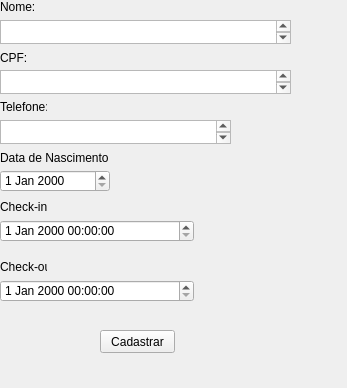
ThomDumont/Projeto-Hotel, file AppHotel/cadastro.ui: the form before one commit.
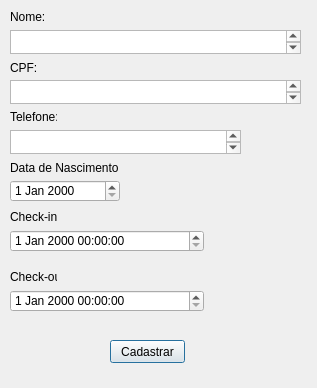
The form after the commit.

```diff
--- a/AppHotel/cadastro.ui
+++ b/AppHotel/cadastro.ui
@@ -1,59 +1,33 @@
 <?xml version="1.0" encoding="UTF-8"?>
 <ui version="4.0">
- <class>Form</class>
- <widget class="QWidget" name="Form">
+ <class>cadastro</class>
+ <widget class="QDialog" name="cadastro">
   <property name="geometry">
    <rect>
     <x>0</x>
     <y>0</y>
-    <width>347</width>
+    <width>317</width>
     <height>388</height>
    </rect>
   </property>
   <property name="windowTitle">
-   <string>Form</string>
+   <string>Dialog</string>
   </property>
-  <widget class="QLabel" name="lblTel">
+  <widget class="QDateTimeEdit" name="dateTimeChout">
    <property name="geometry">
     <rect>
-     <x>0</x>
-     <y>100</y>
-     <width>47</width>
-     <height>13</height>
+     <x>10</x>
+     <y>290</y>
+     <width>194</width>
+     <height>22</height>
     </rect>
-   </property>
-   <property name="text">
-    <string>Telefone:</string>
-   </property>
-  </widget>
-  <widget class="QPlainTextEdit" name="txtCpf">
-   <property name="geometry">
-    <rect>
-     <x>0</x>
-     <y>70</y>
-     <width>291</width>
-     <height>24</height>
-    </rect>
-   </property>
-  </widget>
-  <widget class="QLabel" name="lblCpf">
-   <property name="geometry">
-    <rect>
-     <x>0</x>
-     <y>50</y>
-     <width>31</width>
-     <height>16</height>
-    </rect>
-   </property>
-   <property name="text">
-    <string>CPF:</string>
    </property>
   </widget>
   <widget class="QLabel" name="lblChin">
    <property name="geometry">
     <rect>
-     <x>0</x>
-     <y>200</y>
+     <x>10</x>
+     <y>210</y>
      <width>47</width>
      <height>13</height>
     </rect>
@@ -65,28 +39,28 @@
   <widget class="QDateEdit" name="dateNasci">
    <property name="geometry">
     <rect>
-     <x>0</x>
-     <y>170</y>
+     <x>10</x>
+     <y>180</y>
      <width>110</width>
      <height>22</height>
     </rect>
    </property>
   </widget>
-  <widget class="QDateTimeEdit" name="dateTimeChin">
+  <widget class="QPlainTextEdit" name="txtTel">
    <property name="geometry">
     <rect>
-     <x>0</x>
-     <y>220</y>
-     <width>194</width>
-     <height>22</height>
+     <x>10</x>
+     <y>130</y>
+     <width>231</width>
+     <height>24</height>
     </rect>
    </property>
   </widget>
   <widget class="QLabel" name="lblDatanasci">
    <property name="geometry">
     <rect>
-     <x>0</x>
-     <y>150</y>
+     <x>10</x>
+     <y>160</y>
      <width>111</width>
      <height>16</height>
     </rect>
@@ -95,31 +69,11 @@
     <string>Data de Nascimento</string>
    </property>
   </widget>
-  <widget class="QPlainTextEdit" name="txtTel">
-   <property name="geometry">
-    <rect>
-     <x>0</x>
-     <y>120</y>
-     <width>231</width>
-     <height>24</height>
-    </rect>
-   </property>
-  </widget>
-  <widget class="QDateTimeEdit" name="dateTimeChout">
-   <property name="geometry">
-    <rect>
-     <x>0</x>
-     <y>280</y>
-     <width>194</width>
-     <height>22</height>
-    </rect>
-   </property>
-  </widget>
   <widget class="QLabel" name="lblChout">
    <property name="geometry">
     <rect>
-     <x>0</x>
-     <y>260</y>
+     <x>10</x>
+     <y>270</y>
      <width>47</width>
      <height>13</height>
     </rect>
@@ -128,11 +82,80 @@
     <string>Check-out</string>
    </property>
   </widget>
+  <widget class="QLabel" name="lblTel">
+   <property name="geometry">
+    <rect>
+     <x>10</x>
+     <y>110</y>
+     <width>47</width>
+     <height>13</height>
+    </rect>
+   </property>
+   <property name="text">
+    <string>Telefone:</string>
+   </property>
+  </widget>
+  <widget class="QPlainTextEdit" name="txtCpf">
+   <property name="geometry">
+    <rect>
+     <x>10</x>
+     <y>80</y>
+     <width>291</width>
+     <height>24</height>
+    </rect>
+   </property>
+  </widget>
+  <widget class="QLabel" name="lblCpf">
+   <property name="geometry">
+    <rect>
+     <x>10</x>
+     <y>60</y>
+     <width>31</width>
+     <height>16</height>
+    </rect>
+   </property>
+   <property name="text">
+    <string>CPF:</string>
+   </property>
+  </widget>
+  <widget class="QLabel" name="lblNome">
+   <property name="geometry">
+    <rect>
+     <x>10</x>
+     <y>10</y>
+     <width>47</width>
+     <height>13</height>
+    </rect>
+   </property>
+   <property name="text">
+    <string>Nome:</string>
+   </property>
+  </widget>
+  <widget class="QPlainTextEdit" name="txtNome">
+   <property name="geometry">
+    <rect>
+     <x>10</x>
+     <y>30</y>
+     <width>291</width>
+     <height>24</height>
+    </rect>
+   </property>
+  </widget>
+  <widget class="QDateTimeEdit" name="dateTimeChin">
+   <property name="geometry">
+    <rect>
+     <x>10</x>
+     <y>230</y>
+     <width>194</width>
+     <height>22</height>
+    </rect>
+   </property>
+  </widget>
   <widget class="QPushButton" name="btnCadastrar">
    <property name="geometry">
     <rect>
-     <x>100</x>
-     <y>330</y>
+     <x>110</x>
+     <y>340</y>
      <width>75</width>
      <height>23</height>
     </rect>
@@ -141,29 +164,6 @@
     <string>Cadastrar</string>
    </property>
   </widget>
-  <widget class="QLabel" name="lblNome">
-   <property name="geometry">
-    <rect>
-     <x>0</x>
-     <y>0</y>
-     <width>47</width>
-     <height>13</height>
-    </rect>
-   </property>
-   <property name="text">
-    <string>Nome:</string>
-   </property>
-  </widget>
-  <widget class="QPlainTextEdit" name="txtNome">
-   <property name="geometry">
-    <rect>
-     <x>0</x>
-     <y>20</y>
-     <width>291</width>
-     <height>24</height>
-    </rect>
-   </property>
-  </widget>
  </widget>
  <resources/>
  <connections/>
```
